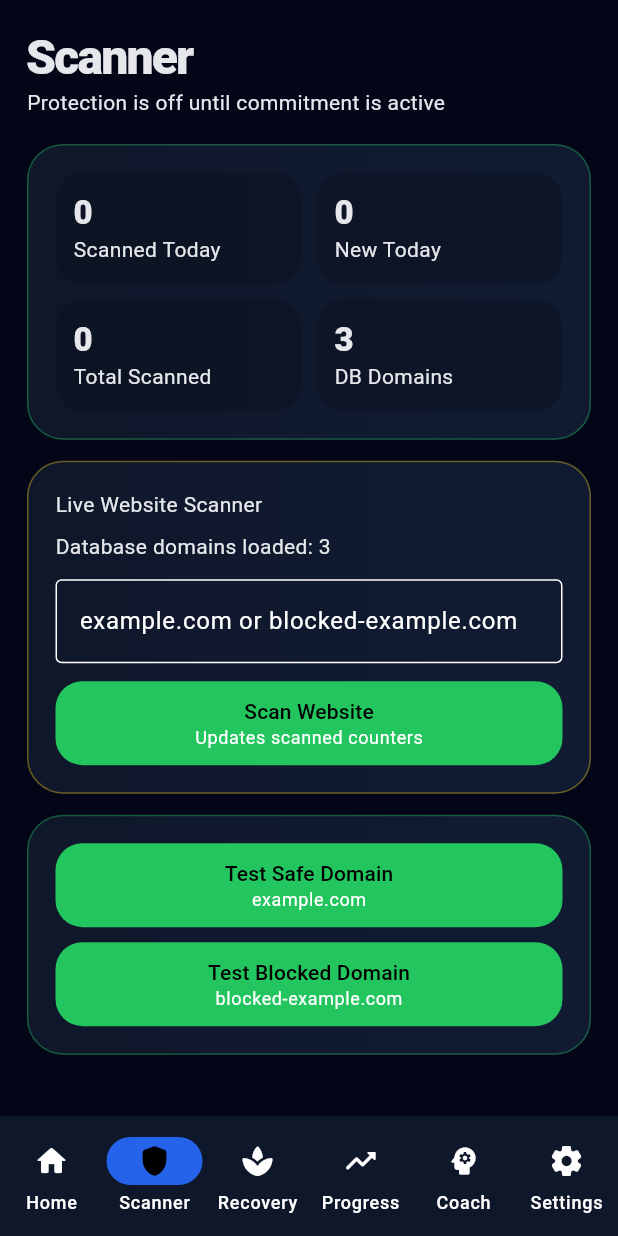
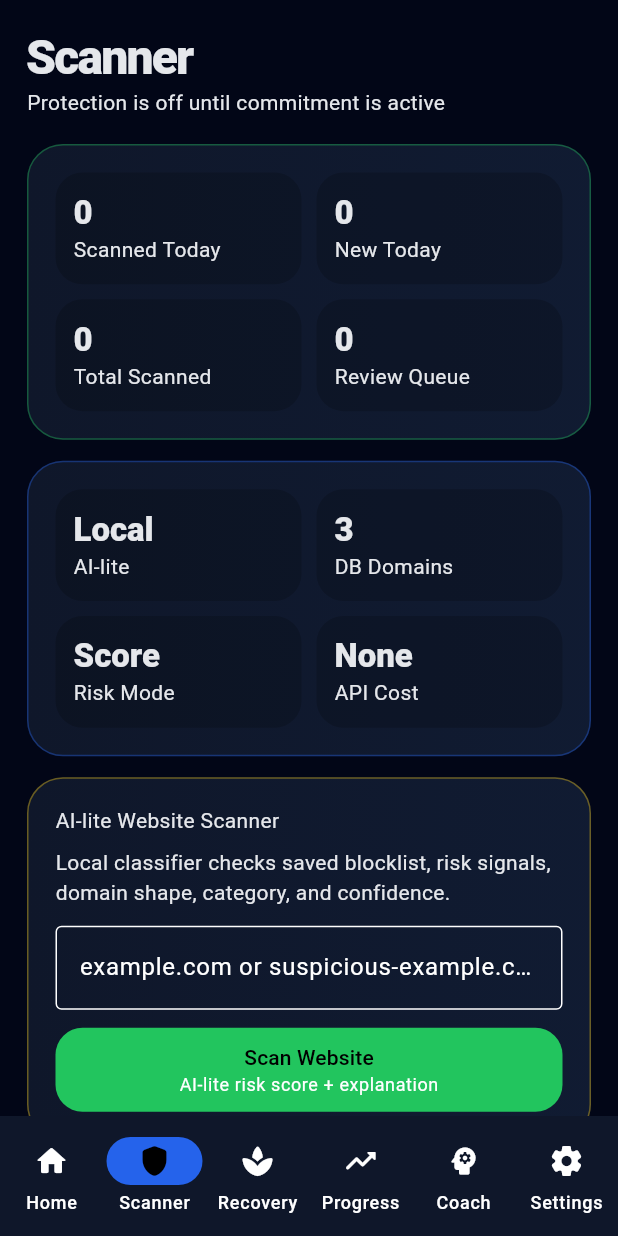
Before and after one commit to kgauwelotshidiso-sketch/focus-shield-2, a Flutter app: the screen it shows after launch, item 2 of the bottom bar chosen, on a phone screen of 412 x 824 dp. Run offline on Flutter 3.47's test engine with Material 3 defaults, Android fonts, the phone set to English and light mode, and no system bars; our stand-ins replace sqflite; accounts and stored records are empty.

Commit message:
Phase 5 AI-lite classification engine

```diff
--- /dev/null
+++ b/focus_shield_android/lib/domain/services/ai_lite_classifier.dart
@@ -0,0 +1,248 @@
+class AiLiteClassification {
+  const AiLiteClassification({
+    required this.input,
+    required this.domain,
+    required this.category,
+    required this.riskScore,
+    required this.confidence,
+    required this.shouldBlock,
+    required this.isUnknown,
+    required this.signals,
+    required this.explanation,
+  });
+
+  final String input;
+  final String domain;
+  final String category;
+  final int riskScore;
+  final double confidence;
+  final bool shouldBlock;
+  final bool isUnknown;
+  final List<String> signals;
+  final String explanation;
+}
+
+class AiLiteClassifier {
+  const AiLiteClassifier({required this.blockedDomains});
+
+  final List<String> blockedDomains;
+
+  AiLiteClassification classify(String rawInput) {
+    final input = rawInput.trim().toLowerCase();
+    final domain = _normalizeDomain(input);
+
+    if (domain.isEmpty) {
+      return const AiLiteClassification(
+        input: '',
+        domain: '',
+        category: 'empty',
+        riskScore: 0,
+        confidence: 0.0,
+        shouldBlock: false,
+        isUnknown: true,
+        signals: ['No website entered'],
+        explanation: 'Enter a website before scanning.',
+      );
+    }
+
+    final signals = <String>[];
+    var score = 0;
+    var category = 'safe';
+    var isUnknown = false;
+
+    final exactBlocklistHit = blockedDomains.any((blocked) {
+      final cleanBlocked = _normalizeDomain(blocked);
+      return domain == cleanBlocked || domain.endsWith('.$cleanBlocked');
+    });
+
+    if (exactBlocklistHit) {
+      score += 95;
+      category = 'saved-blocklist';
+      signals.add('Matched saved blocklist');
+    }
+
+    final highRiskSignals = <String>[
+      'adult',
+      'nsfw',
+      'xxx',
+      'cam',
+      'escort',
+      'casino',
+      'bet',
+      'gambling',
+      'crack',
+      'piracy',
+      'torrent',
+    ];
+
+    final mediumRiskSignals = <String>[
+      'dating',
+      'chat',
+      'stream',
+      'leak',
+      'proxy',
+      'bypass',
+      'mirror',
+      'free-movie',
+      'freegame',
+    ];
+
+    final productivitySignals = <String>[
+      'learn',
+      'study',
+      'school',
+      'college',
+      'course',
+      'docs',
+      'github',
+      'flutter',
+      'wikipedia',
+      'khanacademy',
+    ];
+
+    for (final signal in highRiskSignals) {
+      if (domain.contains(signal)) {
+        score += 30;
+        signals.add('High-risk signal: $signal');
+      }
+    }
+
+    for (final signal in mediumRiskSignals) {
+      if (domain.contains(signal)) {
+        score += 15;
+        signals.add('Medium-risk signal: $signal');
+      }
+    }
+
+    for (final signal in productivitySignals) {
+      if (domain.contains(signal)) {
+        score -= 20;
+        signals.add('Productive signal: $signal');
+      }
+    }
+
+    final suspiciousShapeScore = _suspiciousDomainShapeScore(domain);
+    if (suspiciousShapeScore > 0) {
+      score += suspiciousShapeScore;
+      signals.add('Suspicious domain shape');
+    }
+
+    score = score.clamp(0, 100);
+
+    if (category == 'safe') {
+      category = _categoryFromSignals(signals, score);
+    }
+
+    if (signals.isEmpty) {
+      isUnknown = true;
+      signals.add('No strong local signal found');
+      category = 'unknown';
+      score = score < 25 ? 25 : score;
+    }
+
+    final shouldBlock = score >= 70;
+    final confidence = (score / 100).clamp(0.0, 1.0);
+
+    return AiLiteClassification(
+      input: rawInput,
+      domain: domain,
+      category: category,
+      riskScore: score,
+      confidence: confidence,
+      shouldBlock: shouldBlock,
+      isUnknown: isUnknown && !shouldBlock,
+      signals: signals,
+      explanation: _explain(
+        domain: domain,
+        score: score,
+        category: category,
+        shouldBlock: shouldBlock,
+        isUnknown: isUnknown,
+      ),
+    );
+  }
+
+  String _normalizeDomain(String value) {
+    var clean = value.trim().toLowerCase();
+
+    clean = clean.replaceFirst(RegExp(r'^https?://'), '');
+    clean = clean.replaceFirst(RegExp(r'^www\.'), '');
+    clean = clean.split('/').first;
+    clean = clean.split('?').first;
+    clean = clean.split('#').first;
+    clean = clean.split(':').first;
+
+    return clean.trim();
+  }
+
+  int _suspiciousDomainShapeScore(String domain) {
+    var score = 0;
+
+    final digitCount = RegExp(r'\d').allMatches(domain).length;
+    final hyphenCount = RegExp('-').allMatches(domain).length;
+
+    if (digitCount >= 4) {
+      score += 10;
+    }
+
+    if (hyphenCount >= 3) {
+      score += 10;
+    }
+
+    if (domain.length > 35) {
+      score += 10;
+    }
+
+    if (!domain.contains('.')) {
+      score += 5;
+    }
+
+    return score;
+  }
+
+  String _categoryFromSignals(List<String> signals, int score) {
+    final joined = signals.join(' ').toLowerCase();
+
+    if (joined.contains('saved blocklist')) return 'saved-blocklist';
+    if (joined.contains('casino') ||
+        joined.contains('bet') ||
+        joined.contains('gambling')) {
+      return 'gambling';
+    }
+    if (joined.contains('adult') ||
+        joined.contains('nsfw') ||
+        joined.contains('xxx') ||
+        joined.contains('escort') ||
+        joined.contains('cam')) {
+      return 'adult-content';
+    }
+    if (joined.contains('proxy') ||
+        joined.contains('bypass') ||
+        joined.contains('mirror')) {
+      return 'bypass-risk';
+    }
+    if (joined.contains('productive')) return 'productive';
+    if (score >= 70) return 'high-risk';
+    if (score >= 40) return 'medium-risk';
+
+    return 'unknown';
+  }
+
+  String _explain({
+    required String domain,
+    required int score,
+    required String category,
+    required bool shouldBlock,
+    required bool isUnknown,
+  }) {
+    if (shouldBlock) {
+      return '$domain was blocked because the local AI-lite classifier gave it a high risk score of $score/100 in category $category.';
+    }
+
+    if (isUnknown) {
+      return '$domain was not blocked, but it was added to the unknown-site review queue because there were not enough local signals.';
+    }
+
+    return '$domain was allowed because the local AI-lite classifier found low risk signals. Score: $score/100.';
+  }
+}
--- a/focus_shield_android/lib/domain/services/protection_engine.dart
+++ b/focus_shield_android/lib/domain/services/protection_engine.dart
@@ -1,3 +1,5 @@
+import 'ai_lite_classifier.dart';
+
 class ProtectionDecision {
   const ProtectionDecision({
     required this.domain,
@@ -5,6 +7,9 @@ class ProtectionDecision {
     required this.category,
     required this.confidence,
     required this.reason,
+    this.riskScore = 0,
+    this.signals = const <String>[],
+    this.isUnknown = false,
   });
 
   final String domain;
@@ -12,73 +17,32 @@ class ProtectionDecision {
   final String category;
   final double confidence;
   final String reason;
+  final int riskScore;
+  final List<String> signals;
+  final bool isUnknown;
+
+  factory ProtectionDecision.fromAiLite(AiLiteClassification classification) {
+    return ProtectionDecision(
+      domain: classification.domain,
+      blocked: classification.shouldBlock,
+      category: classification.category,
+      confidence: classification.confidence,
+      reason: classification.explanation,
+      riskScore: classification.riskScore,
+      signals: classification.signals,
+      isUnknown: classification.isUnknown,
+    );
+  }
 }
 
 class ProtectionEngine {
-  ProtectionEngine({List<String>? blockedDomains})
-    : _blockedDomains =
-          blockedDomains ??
-          const [
-            'blocked-example.com',
-            'temptation-test.net',
-            'focus-risk.org',
-          ];
+  const ProtectionEngine({required this.blockedDomains});
 
-  final List<String> _blockedDomains;
+  final List<String> blockedDomains;
 
-  ProtectionDecision analyze(String input) {
-    final domain = _normalizeDomain(input);
-
-    final localMatch = _blockedDomains.any(
-      (blocked) => domain == blocked || domain.endsWith('.$blocked'),
-    );
-
-    final keywordMatch = _safeRiskKeywords.any(domain.contains);
-
-    if (localMatch) {
-      return ProtectionDecision(
-        domain: domain,
-        blocked: true,
-        category: 'local-blocklist',
-        confidence: 0.96,
-        reason: 'Matched local offline database.',
-      );
-    }
-
-    if (keywordMatch) {
-      return ProtectionDecision(
-        domain: domain,
-        blocked: true,
-        category: 'keyword-risk',
-        confidence: 0.88,
-        reason: 'Matched local risk keyword.',
-      );
-    }
-
-    return ProtectionDecision(
-      domain: domain,
-      blocked: false,
-      category: 'safe',
-      confidence: 0.10,
-      reason: 'No local risk match found.',
-    );
+  ProtectionDecision analyze(String rawInput) {
+    final classifier = AiLiteClassifier(blockedDomains: blockedDomains);
+    final classification = classifier.classify(rawInput);
+    return ProtectionDecision.fromAiLite(classification);
   }
-
-  String _normalizeDomain(String input) {
-    var value = input.trim().toLowerCase();
-    value = value.replaceFirst(RegExp(r'^https?://'), '');
-    value = value.replaceFirst(RegExp(r'^www\.'), '');
-    value = value.split('/').first;
-    value = value.split('?').first;
-    value = value.split('#').first;
-    return value;
-  }
-
-  static const _safeRiskKeywords = [
-    'blocked',
-    'temptation',
-    'focus-risk',
-    'unsafe',
-    'risk',
-  ];
 }
--- a/focus_shield_android/lib/presentation/screens/scanner_screen.dart
+++ b/focus_shield_android/lib/presentation/screens/scanner_screen.dart
@@ -1,4 +1,5 @@
 import 'package:flutter/material.dart';
+
 import '../../core/theme/app_theme.dart';
 import '../../domain/models/blocked_domain.dart';
 import '../../domain/models/focus_shield_state.dart';
@@ -27,6 +28,8 @@ class ScannerScreen extends StatefulWidget {
 
 class _ScannerScreenState extends State<ScannerScreen> {
   final _controller = TextEditingController();
+  final List<ProtectionDecision> _unknownReviewQueue = <ProtectionDecision>[];
+
   ProtectionDecision? _decision;
 
   void _scan(String value) {
@@ -38,9 +41,45 @@ class _ScannerScreenState extends State<ScannerScreen> {
 
     setState(() {
       _decision = decision;
+
+      if (decision.isUnknown &&
+          decision.domain.isNotEmpty &&
+          !_unknownReviewQueue.any((item) => item.domain == decision.domain)) {
+        _unknownReviewQueue.insert(0, decision);
+      }
     });
 
     widget.onDecision(decision);
+  }
+
+  void _scanSafeExample() {
+    _scan('study-example.com');
+  }
+
+  void _scanBlockedExample() {
+    _scan('blocked-example.com');
+  }
+
+  void _scanHighRiskExample() {
+    _scan('adult-risk-example.com');
+  }
+
+  void _clearUnknownQueue() {
+    setState(() {
+      _unknownReviewQueue.clear();
+    });
+  }
+
+  Color _riskColor(ProtectionDecision decision) {
+    if (decision.blocked) return AppTheme.danger;
+    if (decision.isUnknown) return AppTheme.warning;
+    return AppTheme.primary;
+  }
+
+  String _decisionTitle(ProtectionDecision decision) {
+    if (decision.blocked) return 'Blocked by AI-lite classifier';
+    if (decision.isUnknown) return 'Unknown site added to review queue';
+    return 'Domain allowed';
   }
 
   @override
@@ -70,7 +109,18 @@ class _ScannerScreenState extends State<ScannerScreen> {
               'Scanned Today': '${widget.state.websitesScannedToday}',
               'New Today': '${widget.state.newWebsitesScannedToday}',
               'Total Scanned': '${widget.state.totalWebsitesScanned}',
+              'Review Queue': '${_unknownReviewQueue.length}',
+            },
+          ),
+        ),
+        ShieldCard(
+          borderColor: AppTheme.secondary,
+          child: StatGrid(
+            items: {
+              'AI-lite': 'Local',
               'DB Domains': '${widget.blockedDomains.length}',
+              'Risk Mode': 'Score',
+              'API Cost': 'None',
             },
           ),
         ),
@@ -81,22 +131,24 @@ class _ScannerScreenState extends State<ScannerScreen> {
           child: Column(
             crossAxisAlignment: CrossAxisAlignment.start,
             children: [
-              const Text('Live Website Scanner'),
+              const Text('AI-lite Website Scanner'),
               const SizedBox(height: 8),
-              Text('Database domains loaded: ${widget.blockedDomains.length}'),
+              const Text(
+                'Local classifier checks saved blocklist, risk signals, domain shape, category, and confidence.',
+              ),
               const SizedBox(height: 12),
               TextField(
                 key: const Key('scannerDomainInput'),
                 controller: _controller,
                 decoration: const InputDecoration(
-                  hintText: 'example.com or blocked-example.com',
+                  hintText: 'example.com or suspicious-example.com',
                   border: OutlineInputBorder(),
                 ),
               ),
               const SizedBox(height: 12),
               ActionButton(
                 label: 'Scan Website',
-                subtitle: 'Updates scanned counters',
+                subtitle: 'AI-lite risk score + explanation',
                 onPressed: () => _scan(_controller.text),
               ),
             ],
@@ -107,37 +159,91 @@ class _ScannerScreenState extends State<ScannerScreen> {
             children: [
               ActionButton(
                 label: 'Test Safe Domain',
-                subtitle: 'example.com',
-                onPressed: () => _scan('example.com'),
+                subtitle: 'study-example.com',
+                onPressed: _scanSafeExample,
               ),
               const SizedBox(height: 10),
               ActionButton(
                 label: 'Test Blocked Domain',
                 subtitle: 'blocked-example.com',
-                onPressed: () => _scan('blocked-example.com'),
+                onPressed: _scanBlockedExample,
+              ),
+              const SizedBox(height: 10),
+              ActionButton(
+                label: 'Test High-Risk Signal',
+                subtitle: 'adult-risk-example.com',
+                onPressed: _scanHighRiskExample,
               ),
             ],
           ),
         ),
         if (decision != null)
           ShieldCard(
-            borderColor: decision.blocked ? AppTheme.danger : AppTheme.primary,
+            borderColor: _riskColor(decision),
             child: Column(
               crossAxisAlignment: CrossAxisAlignment.start,
               children: [
-                Text(
-                  decision.blocked
-                      ? 'Domain matched block rules'
-                      : 'Domain allowed',
-                ),
+                Text(_decisionTitle(decision)),
                 const SizedBox(height: 8),
                 Text('Domain: ${decision.domain}'),
                 Text('Category: ${decision.category}'),
+                Text('Risk score: ${decision.riskScore}/100'),
                 Text('Confidence: ${(decision.confidence * 100).round()}%'),
+                const SizedBox(height: 8),
                 Text(decision.reason),
+                const SizedBox(height: 12),
+                const Text('Risk signals'),
+                const SizedBox(height: 6),
+                ...decision.signals.map(
+                  (signal) => Padding(
+                    padding: const EdgeInsets.only(bottom: 4),
+                    child: Text('• $signal'),
+                  ),
+                ),
               ],
             ),
           ),
+        ShieldCard(
+          borderColor: AppTheme.warning,
+          child: Column(
+            crossAxisAlignment: CrossAxisAlignment.start,
+            children: [
+              const Text('Unknown-site review queue'),
+              const SizedBox(height: 8),
+              Text(
+                _unknownReviewQueue.isEmpty
+                    ? 'No unknown sites waiting for review.'
+                    : '${_unknownReviewQueue.length} unknown site(s) waiting for review.',
+              ),
+              const SizedBox(height: 12),
+              if (_unknownReviewQueue.isNotEmpty)
+                ..._unknownReviewQueue
+                    .take(5)
+                    .map(
+                      (item) => Padding(
+                        padding: const EdgeInsets.only(bottom: 8),
+                        child: Text(
+                          '• ${item.domain} — ${item.riskScore}/100 — ${item.category}',
+                        ),
+                      ),
+                    ),
+              if (_unknownReviewQueue.isNotEmpty) ...[
+                const SizedBox(height: 8),
+                ActionButton(
+                  label: 'Clear Review Queue',
+                  subtitle: 'Local queue only',
+                  onPressed: _clearUnknownQueue,
+                ),
+              ],
+            ],
+          ),
+        ),
+        ShieldCard(
+          borderColor: AppTheme.secondary,
+          child: const Text(
+            'Phase 5 is local-only. No paid API, no cloud dependency, and no VPN route changes.',
+          ),
+        ),
       ],
     );
   }
```
